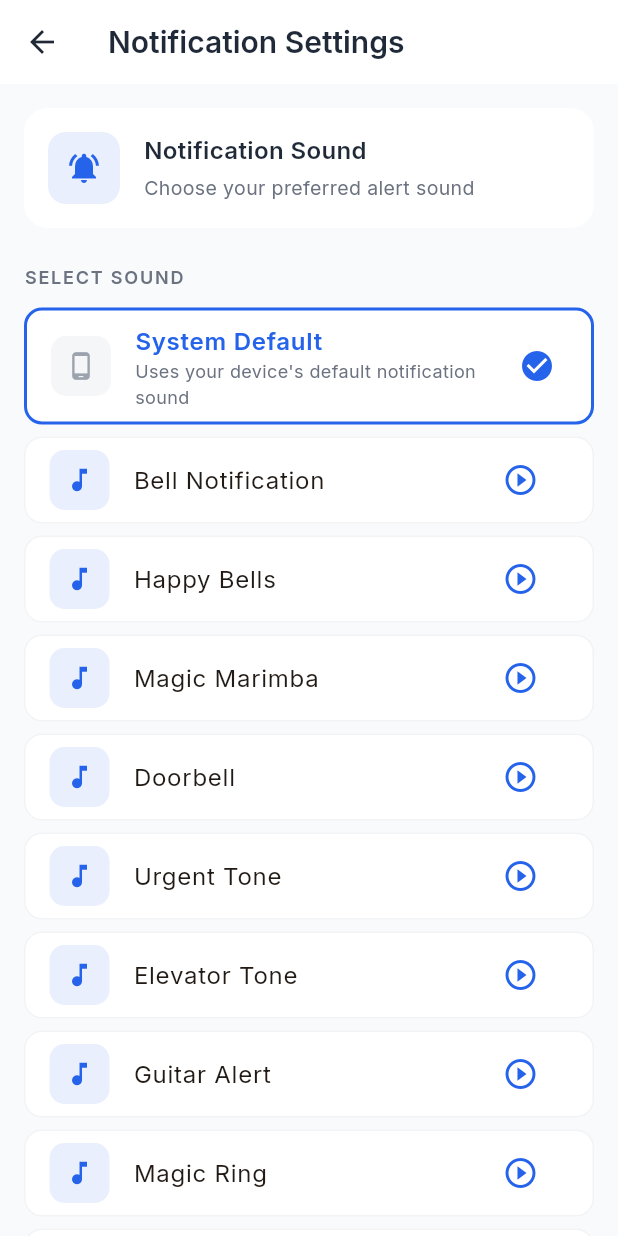
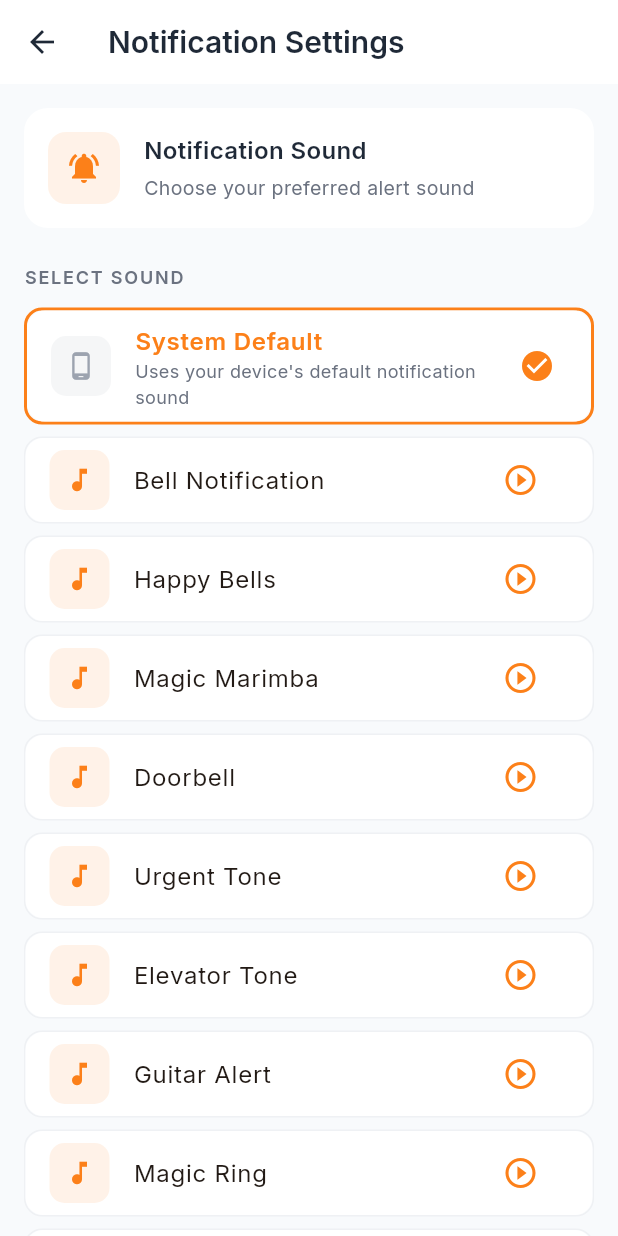
Before and after one commit to ImBajrangi/foody_vrinda_app, a Flutter app: the screen it shows after launch, item 4 of the bottom bar chosen, after a tap on "Notification Settings", on a phone screen of 412 x 824 dp. Run offline on Flutter 3.47's test engine with Material 3 defaults, Android fonts, the phone set to English and light mode, and no system bars; our stand-ins replace audioplayers, cached_network_image, cloud_firestore, firebase_auth, firebase_core, fl_chart and 12 more; missing offline and left inert: razorpay_flutter; accounts and stored records are empty; network calls fail.

Commit message:
UI Modified with Flash 3.5(High)

```diff
--- a/lib/config/theme.dart
+++ b/lib/config/theme.dart
@@ -241,7 +241,7 @@ class AppTheme {
         ),
         focusedBorder: OutlineInputBorder(
           borderRadius: BorderRadius.circular(12),
-          borderSide: const BorderSide(color: primaryBlue, width: 2),
+          borderSide: const BorderSide(color: primaryOrange, width: 2),
         ),
         errorBorder: OutlineInputBorder(
           borderRadius: BorderRadius.circular(12),
--- a/lib/screens/auth/login_screen.dart
+++ b/lib/screens/auth/login_screen.dart
@@ -126,7 +126,7 @@ class _LoginScreenState extends State<LoginScreen> {
               const SizedBox(height: 8),
               Center(
                 child: Text(
-                  'Sign in to order delicious food',
+                  'Enter credentials to sign in or register instantly',
                   style: Theme.of(context).textTheme.bodyMedium?.copyWith(
                     color: AppTheme.textSecondary,
                     fontWeight: FontWeight.w500,
@@ -252,7 +252,7 @@ class _LoginScreenState extends State<LoginScreen> {
                       const SizedBox(height: 24),
 
                       AppButton(
-                        text: 'Login',
+                        text: 'Sign In / Register',
                         isFullWidth: true,
                         isLoading: authProvider.isLoading,
                         height: 52,
--- a/lib/screens/home/home_screen.dart
+++ b/lib/screens/home/home_screen.dart
@@ -340,7 +340,7 @@ class _HomeScreenState extends State<HomeScreen> {
             children: List.generate(views.length, (index) {
               final view = views[index];
               final isSelected = _selectedViewIndex == index;
-              final color = view['color'] as Color? ?? AppTheme.primaryBlue;
+              final color = view['color'] as Color? ?? AppTheme.primaryOrange;
 
               return GestureDetector(
                 onTap: () {
@@ -898,7 +898,7 @@ class _HomeScreenState extends State<HomeScreen> {
                 ),
                 boxShadow: [
                   BoxShadow(
-                    color: AppTheme.primaryBlue.withValues(alpha: 0.12),
+                    color: AppTheme.primaryOrange.withValues(alpha: 0.12),
                     blurRadius: 12,
                     offset: const Offset(0, 4),
                   ),
@@ -1341,10 +1341,10 @@ class _HomeScreenState extends State<HomeScreen> {
                 width: 120,
                 height: 120,
                 decoration: BoxDecoration(
-                  color: AppTheme.primaryBlue.withValues(alpha: 0.1),
+                  color: AppTheme.primaryOrange.withValues(alpha: 0.1),
                   shape: BoxShape.circle,
                   border: Border.all(
-                    color: AppTheme.primaryBlue.withValues(alpha: 0.2),
+                    color: AppTheme.primaryOrange.withValues(alpha: 0.2),
                     width: 4,
                   ),
                   boxShadow: [
@@ -1392,7 +1392,7 @@ class _HomeScreenState extends State<HomeScreen> {
                   vertical: 4,
                 ),
                 decoration: BoxDecoration(
-                  color: AppTheme.primaryBlue.withValues(alpha: 0.1),
+                  color: AppTheme.primaryOrange.withValues(alpha: 0.1),
                   borderRadius: BorderRadius.circular(20),
                 ),
                 child: Text(
@@ -1400,23 +1400,25 @@ class _HomeScreenState extends State<HomeScreen> {
                   style: const TextStyle(
                     fontSize: 12,
                     fontWeight: FontWeight.w600,
-                    color: AppTheme.primaryBlue,
+                    color: AppTheme.primaryOrange,
                   ),
                 ),
               ),
               const SizedBox(height: 24),
 
               // My Orders Tile
-              ListTile(
+              Material(
+                color: Colors.transparent,
+                child: ListTile(
                   leading: Container(
                     padding: const EdgeInsets.all(8),
                     decoration: BoxDecoration(
-                    color: AppTheme.primaryBlue.withValues(alpha: 0.1),
+                      color: AppTheme.primaryOrange.withValues(alpha: 0.1),
                       borderRadius: BorderRadius.circular(8),
                     ),
                     child: const Icon(
                       Icons.receipt_long,
-                    color: AppTheme.primaryBlue,
+                      color: AppTheme.primaryOrange,
                     ),
                   ),
                   title: const Text(
@@ -1434,6 +1436,7 @@ class _HomeScreenState extends State<HomeScreen> {
                       ),
                     );
                   },
+                ),
               ),
               const SizedBox(height: 16),
 
@@ -1496,7 +1499,7 @@ class _HomeScreenState extends State<HomeScreen> {
                     );
                   },
                   style: ElevatedButton.styleFrom(
-                    backgroundColor: AppTheme.primaryBlue,
+                    backgroundColor: AppTheme.primaryOrange,
                     padding: const EdgeInsets.symmetric(vertical: 14),
                   ),
                   child: const Text('Sign In'),
@@ -1525,7 +1528,7 @@ class _HomeScreenState extends State<HomeScreen> {
         style: const TextStyle(
           fontSize: 14,
           fontWeight: FontWeight.w800,
-          color: AppTheme.primaryBlue,
+          color: AppTheme.primaryOrange,
         ),
       ),
     );
@@ -1817,12 +1820,14 @@ class _HomeScreenState extends State<HomeScreen> {
     required String subtitle,
     required VoidCallback onTap,
   }) {
-    return ListTile(
+    return Material(
+      color: Colors.transparent,
+      child: ListTile(
         onTap: onTap,
         leading: Container(
           padding: const EdgeInsets.all(8),
           decoration: BoxDecoration(
-          color: AppTheme.primaryOrange.withOpacity(0.1),
+            color: AppTheme.primaryOrange.withValues(alpha: 0.1),
             borderRadius: BorderRadius.circular(8),
           ),
           child: Icon(icon, color: AppTheme.primaryOrange, size: 20),
@@ -1837,6 +1842,7 @@ class _HomeScreenState extends State<HomeScreen> {
         ),
         trailing: const Icon(Icons.chevron_right, size: 20, color: AppTheme.textTertiary),
         contentPadding: const EdgeInsets.symmetric(horizontal: 16, vertical: 4),
-    );
-  }
-}
+      ),
+    );
+  }
+}
--- a/lib/screens/settings/notification_settings_screen.dart
+++ b/lib/screens/settings/notification_settings_screen.dart
@@ -164,12 +164,12 @@ class _NotificationSettingsScreenState
                         width: 48,
                         height: 48,
                         decoration: BoxDecoration(
-                          color: AppTheme.primaryBlue.withOpacity(0.1),
+                          color: AppTheme.primaryOrange.withValues(alpha: 0.1),
                           borderRadius: BorderRadius.circular(12),
                         ),
                         child: const Icon(
                           Icons.notifications_active,
-                          color: AppTheme.primaryBlue,
+                          color: AppTheme.primaryOrange,
                         ),
                       ),
                       const SizedBox(width: 16),
@@ -225,15 +225,18 @@ class _NotificationSettingsScreenState
     return Container(
       margin: const EdgeInsets.only(bottom: 8),
       decoration: BoxDecoration(
-        color: AppTheme.cardBackground,
         borderRadius: BorderRadius.circular(12),
         border: Border.all(
           color: isSelected
-              ? AppTheme.primaryBlue
-              : AppTheme.border.withOpacity(0.5),
+              ? AppTheme.primaryOrange
+              : AppTheme.border.withValues(alpha: 0.5),
           width: isSelected ? 2 : 1,
         ),
       ),
+      child: Material(
+        color: AppTheme.cardBackground,
+        borderRadius: BorderRadius.circular(12),
+        clipBehavior: Clip.antiAlias,
         child: ListTile(
           onTap: () => _saveSound(sound['file']!),
           leading: Container(
@@ -241,13 +244,13 @@ class _NotificationSettingsScreenState
             height: 40,
             decoration: BoxDecoration(
               color: isDefault
-                ? AppTheme.textTertiary.withOpacity(0.1)
-                : AppTheme.primaryBlue.withOpacity(0.1),
+                  ? AppTheme.textTertiary.withValues(alpha: 0.1)
+                  : AppTheme.primaryOrange.withValues(alpha: 0.1),
               borderRadius: BorderRadius.circular(10),
             ),
             child: Icon(
               isDefault ? Icons.phone_android : Icons.music_note,
-            color: isDefault ? AppTheme.textTertiary : AppTheme.primaryBlue,
+              color: isDefault ? AppTheme.textTertiary : AppTheme.primaryOrange,
               size: 20,
             ),
           ),
@@ -255,7 +258,7 @@ class _NotificationSettingsScreenState
             sound['name']!,
             style: TextStyle(
               fontWeight: isSelected ? FontWeight.w600 : FontWeight.w400,
-            color: isSelected ? AppTheme.primaryBlue : null,
+              color: isSelected ? AppTheme.primaryOrange : null,
             ),
           ),
           subtitle: isDefault
@@ -271,12 +274,13 @@ class _NotificationSettingsScreenState
                 IconButton(
                   onPressed: () => _previewSound(sound['file']!),
                   icon: const Icon(Icons.play_circle_outline, size: 24),
-                color: AppTheme.primaryBlue,
+                  color: AppTheme.primaryOrange,
                   tooltip: 'Preview',
                 ),
               if (isSelected)
-              const Icon(Icons.check_circle, color: AppTheme.primaryBlue),
+                const Icon(Icons.check_circle, color: AppTheme.primaryOrange),
             ],
+          ),
         ),
       ),
     );
--- a/lib/widgets/address_autocomplete_field.dart
+++ b/lib/widgets/address_autocomplete_field.dart
@@ -233,7 +233,7 @@ class _AddressAutocompleteFieldState extends State<AddressAutocompleteField> {
               focusedBorder: OutlineInputBorder(
                 borderRadius: BorderRadius.circular(12),
                 borderSide: const BorderSide(
-                  color: AppTheme.primaryBlue,
+                  color: AppTheme.primaryOrange,
                   width: 2,
                 ),
               ),
--- a/lib/widgets/buttons.dart
+++ b/lib/widgets/buttons.dart
@@ -33,7 +33,7 @@ class AppButton extends StatelessWidget {
       child: ElevatedButton(
         onPressed: isLoading ? null : onPressed,
         style: ElevatedButton.styleFrom(
-          backgroundColor: backgroundColor ?? AppTheme.primaryBlue,
+          backgroundColor: backgroundColor ?? AppTheme.primaryOrange,
           foregroundColor: textColor ?? Colors.white,
           shape: RoundedRectangleBorder(
             borderRadius: BorderRadius.circular(12),
@@ -184,7 +184,7 @@ class StatusButton extends StatelessWidget {
       case 'completed':
         return AppTheme.textSecondary;
       default:
-        return AppTheme.primaryBlue;
+        return AppTheme.primaryOrange;
     }
   }
 
--- a/lib/widgets/inputs.dart
+++ b/lib/widgets/inputs.dart
@@ -73,7 +73,7 @@ class AppInputField extends StatelessWidget {
             focusedBorder: OutlineInputBorder(
               borderRadius: BorderRadius.circular(12),
               borderSide: const BorderSide(
-                color: AppTheme.primaryBlue,
+                color: AppTheme.primaryOrange,
                 width: 2,
               ),
             ),
@@ -147,7 +147,7 @@ class AppDropdown<T> extends StatelessWidget {
             focusedBorder: OutlineInputBorder(
               borderRadius: BorderRadius.circular(12),
               borderSide: const BorderSide(
-                color: AppTheme.primaryBlue,
+                color: AppTheme.primaryOrange,
                 width: 2,
               ),
             ),
--- a/lib/widgets/location_picker_dialog.dart
+++ b/lib/widgets/location_picker_dialog.dart
@@ -411,7 +411,7 @@ class _LocationPickerDialogState extends State<LocationPickerDialog> {
                 decoration: const BoxDecoration(shape: BoxShape.circle),
                 child: const Icon(
                   Icons.my_location_rounded,
-                  color: AppTheme.primaryBlue,
+                  color: AppTheme.primaryOrange,
                   size: 26,
                 ),
               ),
--- a/lib/widgets/time_period_selector.dart
+++ b/lib/widgets/time_period_selector.dart
@@ -32,7 +32,7 @@ class TimePeriodSelector extends StatelessWidget {
                   LottieAssets.clock,
                   fit: BoxFit.contain,
                   errorBuilder: (context, error, stackTrace) =>
-                      const Icon(Icons.schedule, color: AppTheme.primaryBlue),
+                      const Icon(Icons.schedule, color: AppTheme.primaryOrange),
                 ),
               ),
               const SizedBox(width: 12),
@@ -330,7 +330,7 @@ class TimePeriodDisplay extends StatelessWidget {
         return Container(
           padding: const EdgeInsets.symmetric(horizontal: 8, vertical: 4),
           decoration: BoxDecoration(
-            color: AppTheme.primaryBlue.withValues(alpha: 0.1),
+            color: AppTheme.primaryOrange.withValues(alpha: 0.1),
             borderRadius: BorderRadius.circular(12),
           ),
           child: Text(
@@ -338,7 +338,7 @@ class TimePeriodDisplay extends StatelessWidget {
             style: const TextStyle(
               fontSize: 11,
               fontWeight: FontWeight.w500,
-              color: AppTheme.primaryBlue,
+              color: AppTheme.primaryOrange,
             ),
           ),
         );
```
Also changed, not shown: lib/screens/cart/cart_screen.dart (+13 -13 lines), lib/screens/menu/menu_screen.dart (+136 -59 lines), lib/screens/order/order_tracking_screen.dart (+9 -9 lines), lib/screens/search/search_screen.dart (+19 -7 lines), lib/widgets/animations.dart (+5 -5 lines), lib/widgets/cards.dart (+8 -8 lines), lib/widgets/order_widgets.dart (+4 -4 lines). Lines whose indentation alone changed are shown as unchanged.
